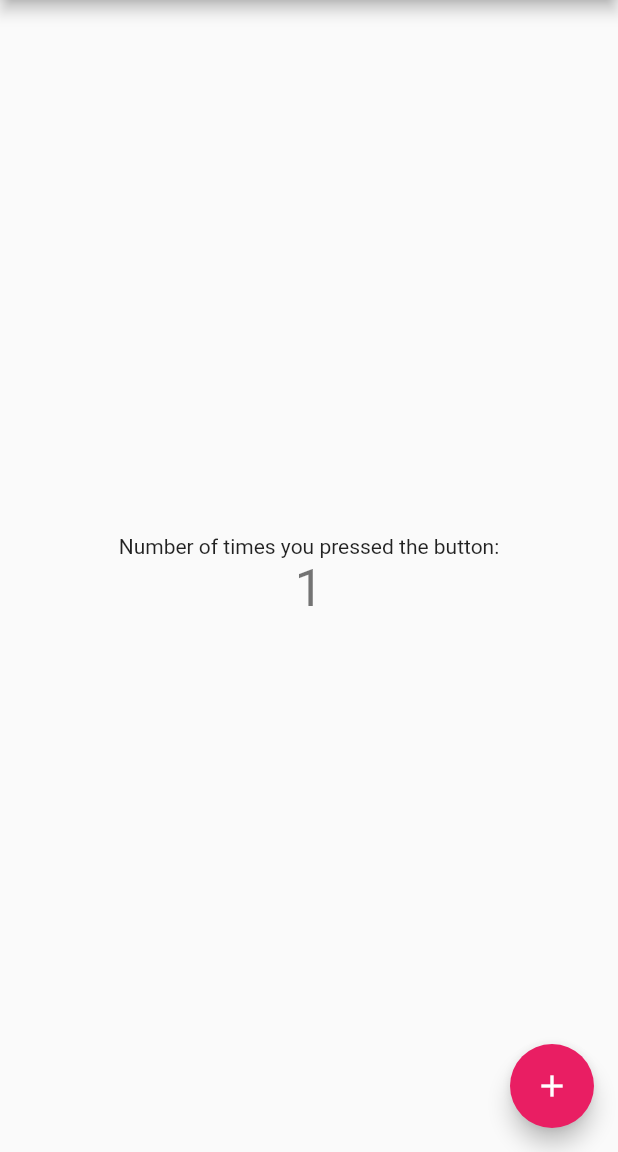
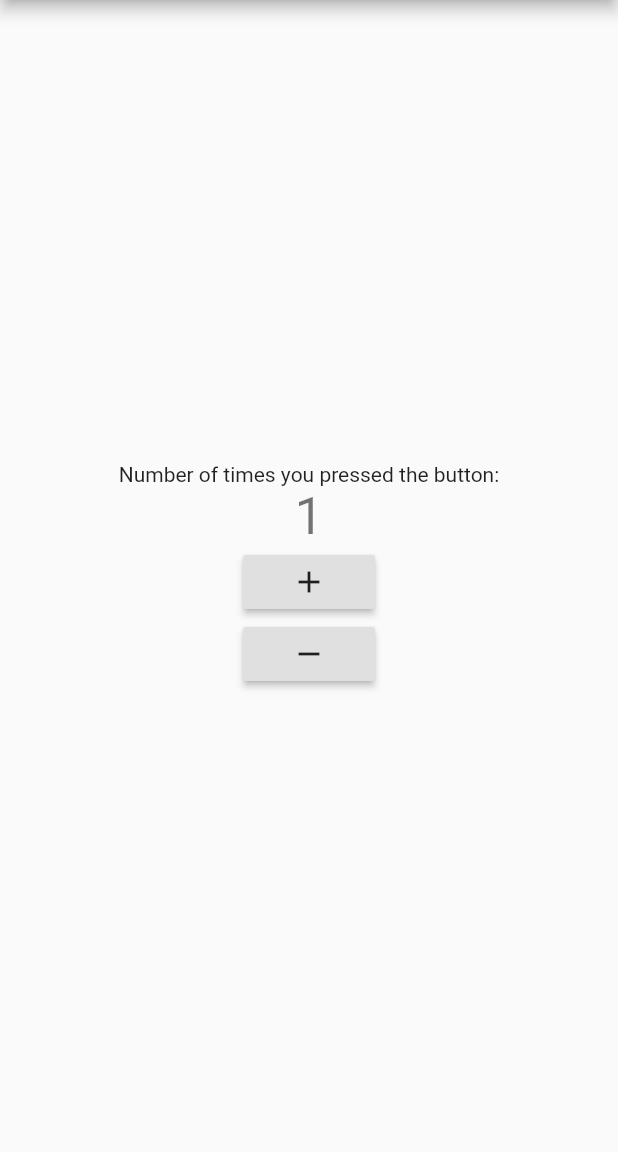
Before and after one commit to momoiroshikibu/flutter-redux, a Flutter app: the screen it shows after launch, after a tap on the "add" icon, on a phone screen of 412 x 824 dp, the part 84-1236 px from its top. Run offline on Flutter 3.47's test engine with Material 2 defaults, Android fonts, the phone set to English and light mode, and no system bars; our stand-ins replace flutter_redux, redux.

Commit message:
add decrement action

```diff
--- a/lib/main.dart
+++ b/lib/main.dart
@@ -9,18 +9,27 @@ class AppState {
   AppState(this.counter);
 }
 
-enum Actions { Increment }
+enum Actions { Increment, Decrement }
 
 AppState reducer(AppState prev, action) {
   if (action == Actions.Increment) {
     return AppState(prev.counter + 1);
   }
+
+  if (action == Actions.Decrement) {
+    return AppState(prev.counter - 1);
+  }
+
   return prev;
 }
 
 void middleware(Store<AppState> store, action, NextDispatcher next) {
   if (action == Actions.Increment) {
-    print('current count is ${store.state.counter}, and going to be updated.');
+    print(
+        'current count is ${store.state.counter}, and going to be incremented.');
+  } else if (action == Actions.Decrement) {
+    print(
+        'current count is ${store.state.counter}, and going to be decremented.');
   }
 
   next(action);
@@ -58,19 +67,24 @@ class MyHomePage extends StatelessWidget {
                 StoreConnector(
                     converter: (Store<AppState> store) => store.state.counter,
                     builder: (context, counter) => Text('$counter',
-                        style: Theme.of(context).textTheme.display1))
+                        style: Theme.of(context).textTheme.display1)),
+                StoreConnector(
+                    converter: (Store<AppState> store) {
+                      return () => store.dispatch(Actions.Increment);
+                    },
+                    builder: (context, callback) => RaisedButton(
+                        child: Icon(Icons.add), onPressed: callback)),
+                StoreConnector(
+                  converter: (Store<AppState> store) {
+                    return () => store.dispatch(Actions.Decrement);
+                  },
+                  builder: (context, callback) => RaisedButton(
+                        child: Icon(Icons.remove),
+                        onPressed: callback,
+                      ),
+                )
               ],
             ),
-          ),
-          floatingActionButton: StoreConnector(
-            converter: (Store<AppState> store) {
-              return () => store.dispatch(Actions.Increment);
-            },
-            builder: (context, callback) => FloatingActionButton(
-                  onPressed: callback,
-                  tooltip: 'Increment',
-                  child: Icon(Icons.add),
-                ),
           ),
         ));
   }
```
